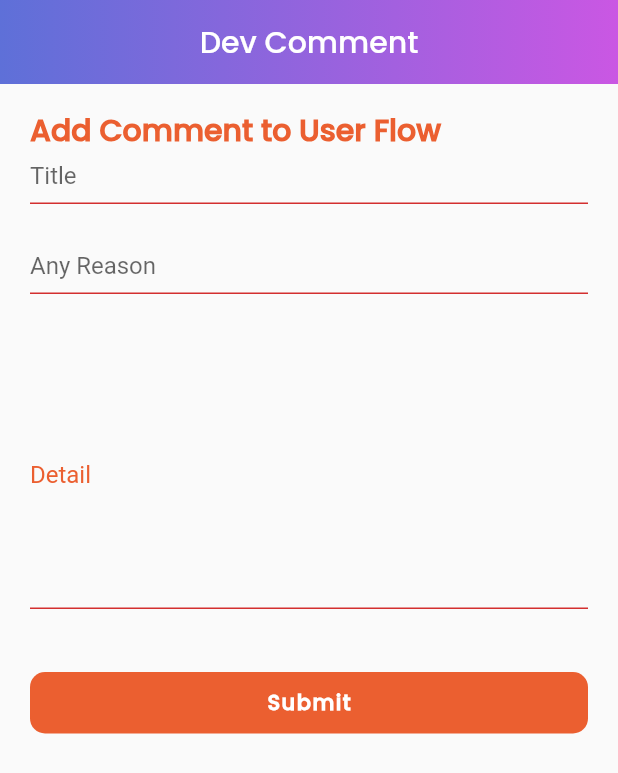
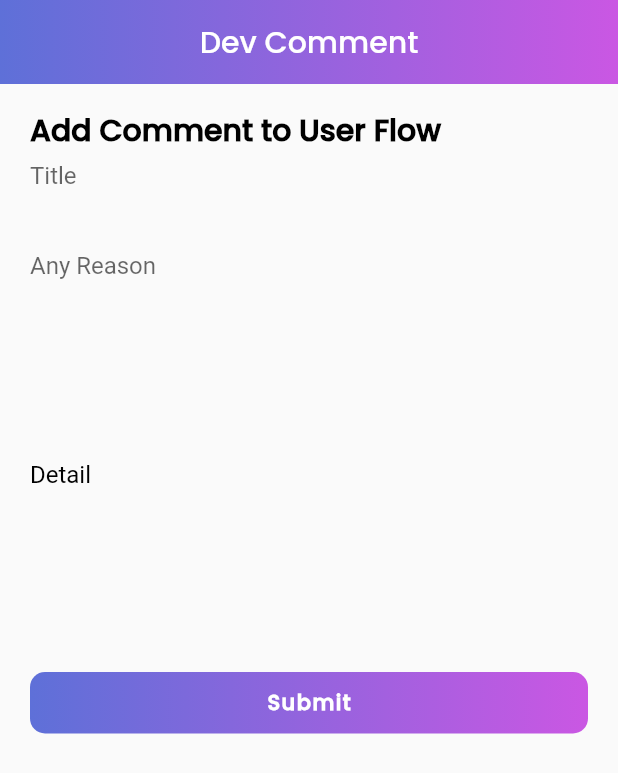
Before and after one commit to asrar/teamtrack, a Flutter app: the Add_Action_Screen screen opened directly, on a phone screen of 412 x 824 dp. Shown: the top 773 px of the screen. Run offline on Flutter 3.47's test engine with Material 2 defaults, Android fonts, the phone set to English and light mode, and no system bars; our stand-ins replace firebase_core, firebase_messaging, flutter_html, flutter_local_notifications, get, rxdart and 1 more; missing offline and left inert: scroll_loop_auto_scroll; accounts and stored records are empty; network calls fail.

Commit message:
add new fixes ui

```diff
--- a/lib/View/Add_Action/add_action.dart
+++ b/lib/View/Add_Action/add_action.dart
@@ -78,7 +78,7 @@ class _Add_Action_ScreenState extends State<Add_Action_Screen> {
               Text(
                 "Add Comment to User Flow",
                 style: TextStyle(
-                    color: Color(0xffeb5f30),
+                    color: Colors.black,
                     fontWeight: FontWeight.bold,
                     fontFamily: 'poppins',
                     fontSize: 20),
@@ -130,7 +130,7 @@ class _Add_Action_ScreenState extends State<Add_Action_Screen> {
                   return TextField(
                     maxLines: 10,
                     keyboardType: TextInputType.multiline,
-                    cursorColor: Color(0xffeb5f30),
+                    cursorColor: Colors.black,
                     onChanged: (value) {
                       manager.inDetails.add(value);
                     },
@@ -140,19 +140,20 @@ class _Add_Action_ScreenState extends State<Add_Action_Screen> {
                             ? ""
                             : snapshot.error.toString(),
 
-                        enabledBorder: OutlineInputBorder(
-                          borderSide: const BorderSide(
-                              color: Color(0xffeb5f30), width: 2.0),
-                          borderRadius: BorderRadius.circular(10.0),
-                        ),
-                        focusedBorder: OutlineInputBorder(
-                          borderSide: const BorderSide(
-                              color: Color(0xffeb5f30), width: 2.0),
-                          borderRadius: BorderRadius.circular(10.0),
-                        ),
+                        // enabledBorder: OutlineInputBorder(
+                        //   borderSide: const BorderSide(
+                        //       color: Colors.black, width: 2.0),
+                        //   borderRadius: BorderRadius.circular(10.0),
+                        // ),
+                        // focusedBorder: OutlineInputBorder(
+                        //   borderSide: const BorderSide(
+                        //       color: Colors.black, width: 2.0),
+                        //   borderRadius: BorderRadius.circular(10.0),
+                        // ),
+                        border: InputBorder.none,
                         labelText: 'Detail',
                         labelStyle: TextStyle(
-                          color: Color(0xffeb5f30),
+                          color: Colors.black,
                         )
                         // hintText: 'Enter Your Name',
                         ),
@@ -227,12 +228,10 @@ class _Add_Action_ScreenState extends State<Add_Action_Screen> {
                           },
                           child: Container(
                             padding: EdgeInsets.symmetric(vertical: 10),
-                            width: MediaQuery
-                                .of(context)
-                                .size
-                                .width,
+                            width: MediaQuery.of(context).size.width,
                             decoration: BoxDecoration(
-                                color: Color(0xffeb5f30),
+                                // color: Color(0xffeb5f30),
+                              gradient: Overseer.gradientBody(),
                                 borderRadius: BorderRadius.all(
                                     Radius.circular(10))
 
--- a/lib/View/logs/logsview.dart
+++ b/lib/View/logs/logsview.dart
@@ -29,7 +29,7 @@ class _logsviewState extends State<logsview> {
     GetLogsManager manager = Provider.of(context).fetch(GetLogsManager);
 
     return Scaffold(
-      backgroundColor: Color.fromRGBO(58, 66, 86, 1.0),
+      backgroundColor: Color(0xffF6F7FB),
       // floatingActionButton: FloatingActionButton(
       //   backgroundColor: Color(0xFF3E6EA4),
       //   child: Column(
@@ -85,7 +85,9 @@ class _logsviewState extends State<logsview> {
                     });
               },
               onWaiting: (context) {
-                return Center(child: CircularProgressIndicator());
+                return Container(
+                    color: Color(0xffF6F7FB),
+                    child: Center(child: CircularProgressIndicator()));
               },
               onError: (context, error) {
                 print("printing error");
--- a/lib/widgets/custom_textField.dart
+++ b/lib/widgets/custom_textField.dart
@@ -24,31 +24,31 @@ class _CustomTextFieldState extends State<CustomTextField> {
     return Container(
       height: 50,
      // width: 150,
-      child: TextField(
+      child: TextFormField(
           onChanged: widget.onChanged,
-
-
           // style: TextStyle(fontSize: 30, fontWeight: FontWeight.bold),
           obscureText: widget.passwordTxt,
           textInputAction: TextInputAction.next,
           keyboardType: TextInputType.emailAddress,
-          cursorColor: Color(0xff5492FD),
+          cursorColor: Colors.black,
+
           decoration: InputDecoration(
+            border: InputBorder.none,
             errorText: widget.errortext,
             hintText: widget.textFieldText,
             labelStyle: TextStyle(
               fontFamily: 'Comfortaa',
               color: Colors.black,
             ),
-            enabledBorder: OutlineInputBorder(
-              borderSide: const BorderSide(color: Colors.grey, width: 1.0),
-              borderRadius: BorderRadius.circular(10.0),
-            ),
-            focusedBorder: OutlineInputBorder(
-              borderSide:
-              const BorderSide(color: Color(0xff5492FD), width: 1.0),
-              borderRadius: BorderRadius.circular(10.0),
-            ),
+            // enabledBorder: OutlineInputBorder(
+            //   borderSide: const BorderSide(color: Colors.grey, width: 1.0),
+            //   borderRadius: BorderRadius.circular(10.0),
+            // ),
+            // focusedBorder: OutlineInputBorder(
+            //   borderSide:
+            //   const BorderSide(color: Color(0xff5492FD), width: 1.0),
+            //   borderRadius: BorderRadius.circular(10.0),
+            // ),
           )),
     );
   }
--- a/pubspec.yaml
+++ b/pubspec.yaml
@@ -88,7 +88,6 @@ flutter:
 
   # For details regarding adding assets from package dependencies, see
   # https://flutter.dev/assets-and-images/#from-packages
-
   # To add custom fonts to your application, add a fonts section here,
   # in this "flutter" section. Each entry in this list should have a
   # "family" key with the font family name, and a "fonts" key with a
```
Also changed, not shown: lib/View/Activities/activities_screen.dart (+16 -9 lines), lib/View/Add_Expanse/add_expanse_screen.dart (+15 -14 lines), lib/View/Project/project_screen.dart (+18 -25 lines), lib/View/material/material_project.dart (+69 -81 lines), lib/View/tool/tool_project.dart (+83 -70 lines).
